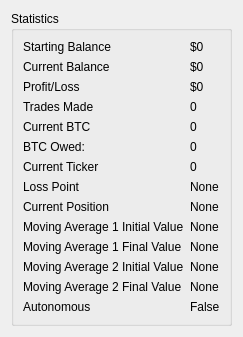
This is statistics.ui in ZENALC/algobot as Qt 5 draws it before an edit. The edited form follows.
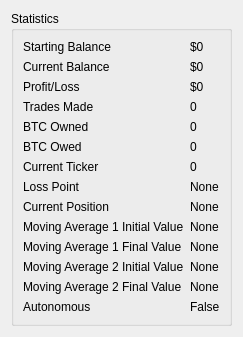
This is the edited form.

What changed in the file:
```diff
--- a/statistics.ui
+++ b/statistics.ui
@@ -164,7 +164,7 @@
          </sizepolicy>
         </property>
         <property name="text">
-         <string>Current BTC</string>
+         <string>BTC Owned</string>
         </property>
        </widget>
       </item>
@@ -223,7 +223,7 @@
          </sizepolicy>
         </property>
         <property name="text">
-         <string>BTC Owed:</string>
+         <string>BTC Owed</string>
         </property>
        </widget>
       </item>
```
